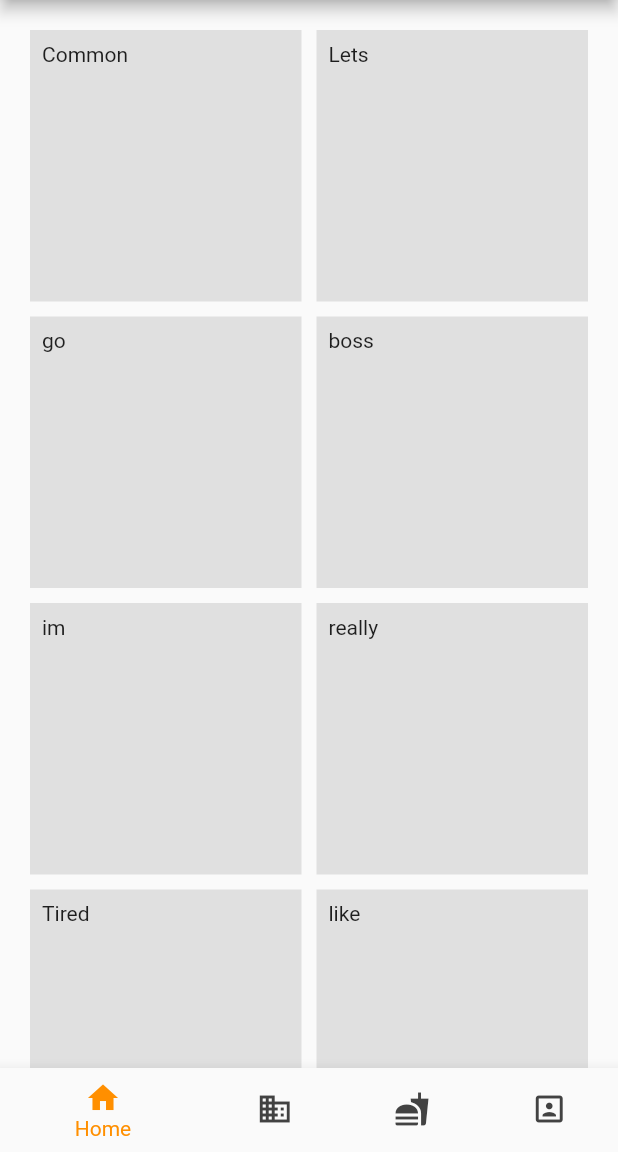
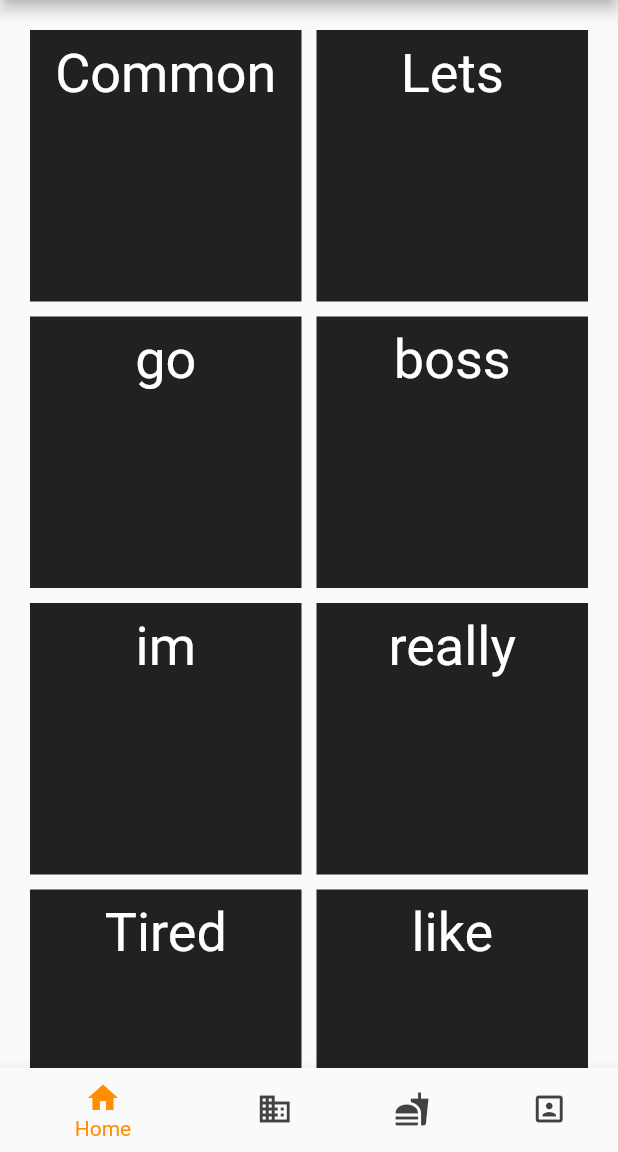
Before and after one commit to Nalinboi/draft_gym_app, a Flutter app: the screen it shows after launch, on a phone screen of 412 x 824 dp, the part 84-1236 px from its top. Run offline on Flutter 3.47's test engine with Material 2 defaults, Android fonts, the phone set to English and light mode, and no system bars.

Commit message:
Making clicks on cards
Allowing clicks on the containers, with a click effect.

```diff
--- a/lib/clickbait_container.dart
+++ b/lib/clickbait_container.dart
@@ -8,11 +8,56 @@ class ClickbaitContainer extends StatelessWidget {
 
   @override
   Widget build(BuildContext context) {
-    return Container(
-      padding: const EdgeInsets.all(8),
-      child: Text(containerName),
-      color: Colors.grey[300],
+    // The InkWell wraps the custom flat button widget.
+    return InkWell(
+        // When the user taps the button, show a snackbar.
+        onTap: () {
+          Scaffold.of(context).showSnackBar(
+            SnackBar(
+              content: Text('Clicked: ' + containerName),
+            ),
+          );
+          print('Clicked: ' + containerName);
+        },
+        child: Container(
+            width: 500.0,
+            padding: const EdgeInsets.all(8),
+            color: Colors.black87,
+            child: Column(children: [
+              Text(
+                containerName,
+                style: TextStyle(
+                  fontSize: 36,
+                  color: Colors.white,
+                ),
+              ),
+            ])));
+  }
+}
+
+/**
+ * @override
+  Widget build(BuildContext context) {
+    return Inkwell(
+        onTap: (){
+          print("Container clicked");
+        },
+        child: Container(
+          width: 500.0,
+          padding: const EdgeInsets.all(8),
+          color: Colors.black87,
+          child: Column(
+              children: [
+                Text(
+                  containerName,
+                  style: TextStyle(
+                    fontSize: 36,
+                    color: Colors.white,
+                  ),
+                ),
+              ]
+          ),
+        )
     );
   }
-
-}
+ */
```
